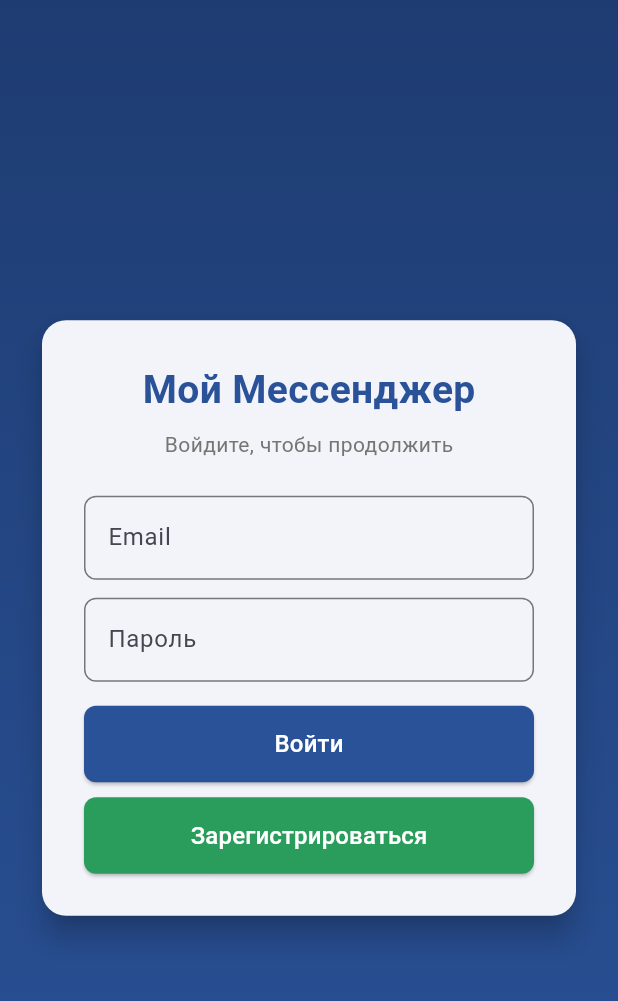
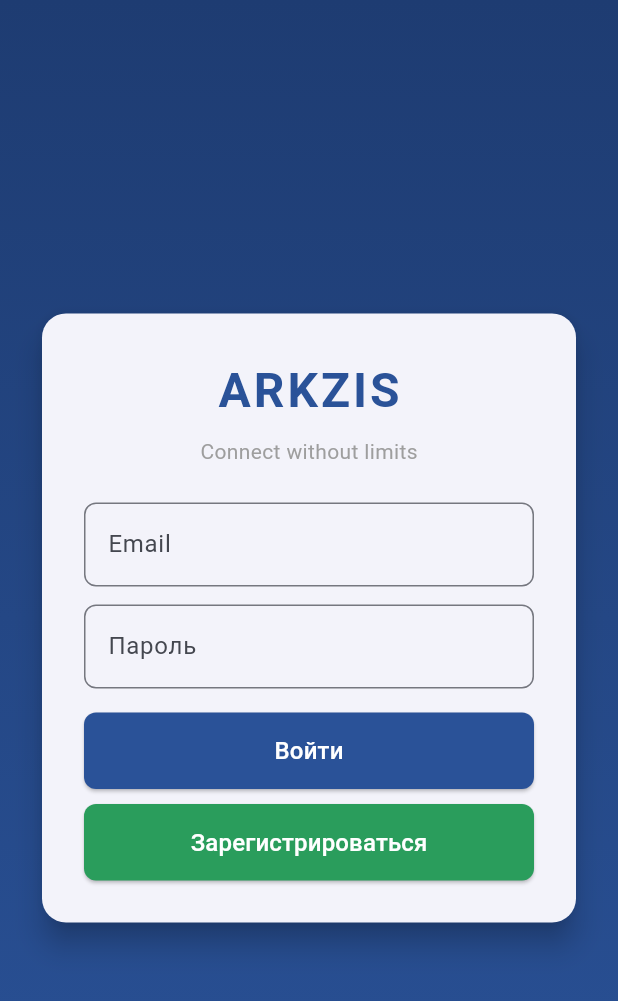
Before and after one commit to arkemzis/hello_app, a Flutter app: the screen it shows after launch, on a phone screen of 412 x 824 dp. Shown: the top 1001 px of the screen. Run offline on Flutter 3.47's test engine with Material 3 defaults, Android fonts, the phone set to English and light mode, and no system bars; our stand-ins replace image_picker, shared_preferences, socket_io_client; missing offline and left inert: cryptography.

Commit message:
Брендинг ARKZIS: название под иконкой + на экранах

```diff
--- a/lib/main.dart
+++ b/lib/main.dart
@@ -32,7 +32,7 @@ class MyApp extends StatelessWidget {
       valueListenable: themeNotifier,
       builder: (context, mode, _) {
         return MaterialApp(
-          title: 'Мой Мессенджер',
+          title: 'ARKZIS',
           debugShowCheckedModeBanner: false,
           themeMode: mode,
           theme: ThemeData(
@@ -733,11 +733,11 @@ class _LoginPageState extends State<LoginPage> {
                 child: Column(
                   mainAxisSize: MainAxisSize.min,
                   children: [
-                    const Text('Мой Мессенджер',
-                      style: TextStyle(fontSize: 26, fontWeight: FontWeight.bold, color: Color(0xFF2A5298))),
+                    const Text('ARKZIS',
+                      style: TextStyle(fontSize: 32, fontWeight: FontWeight.bold, color: Color(0xFF2A5298), letterSpacing: 2)),
                     const SizedBox(height: 8),
-                    Text('Войдите, чтобы продолжить',
-                      style: TextStyle(fontSize: 14, color: Colors.grey[600])),
+                    const Text('Connect without limits',
+                      style: TextStyle(fontSize: 14, color: Colors.grey)),
                     const SizedBox(height: 24),
                     TextField(
                       controller: _emailController,
@@ -3125,17 +3125,17 @@ class _SettingsPageState extends State<SettingsPage> {
           ListTile(
             leading: const Icon(Icons.info_outline, color: Color(0xFF2A5298)),
             title: const Text('О приложении'),
-            subtitle: const Text('Мой Мессенджер v1.0'),
+            subtitle: const Text('ARKZIS v1.0'),
             trailing: const Icon(Icons.chevron_right, color: Colors.grey),
             onTap: () {
               showDialog(
                 context: context,
                 builder: (ctx) => AlertDialog(
-                  title: const Text('Мой Мессенджер'),
+                  title: const Text('ARKZIS'),
                   content: const Text(
-                    'Версия 1.0\n\n'
-                    'Мессенджер с E2EE-шифрованием личных сообщений.\n\n'
-                    'Группы, каналы, сторис, реакции, ответы, пересылка.',
+                    'ARKZIS v1.0\n\n'
+                    'Connect without limits.\n\n'
+                    'E2EE-шифрование, группы, каналы, сторис, реакции, ответы, пересылка.',
                   ),
                   actions: [
                     TextButton(
```
Also changed, not shown: 1 other file.
